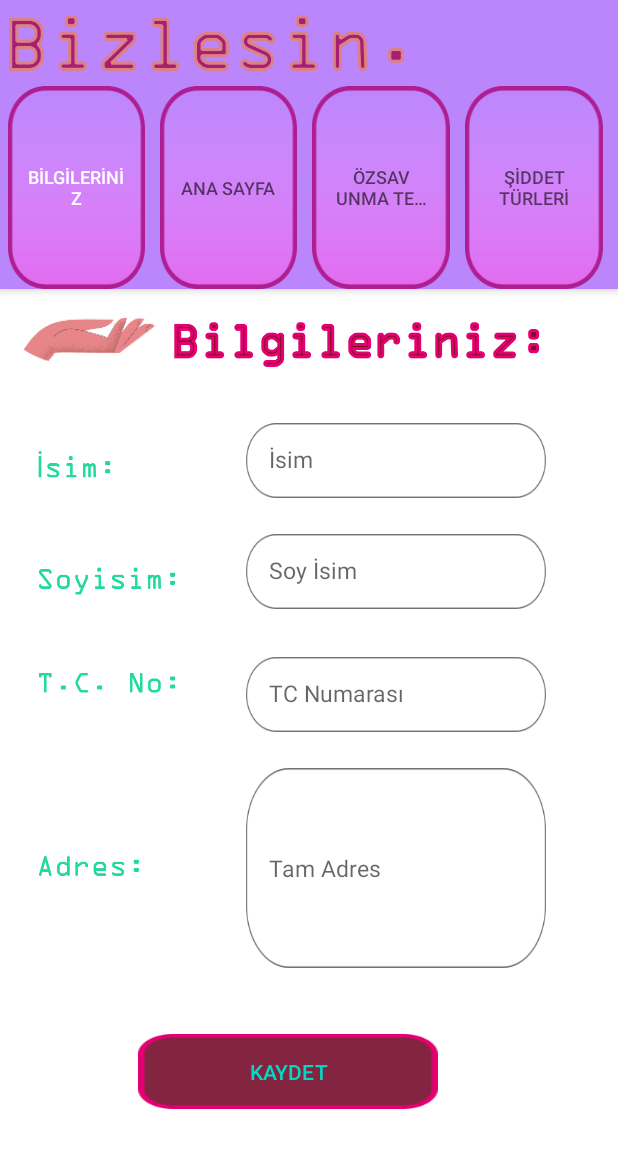
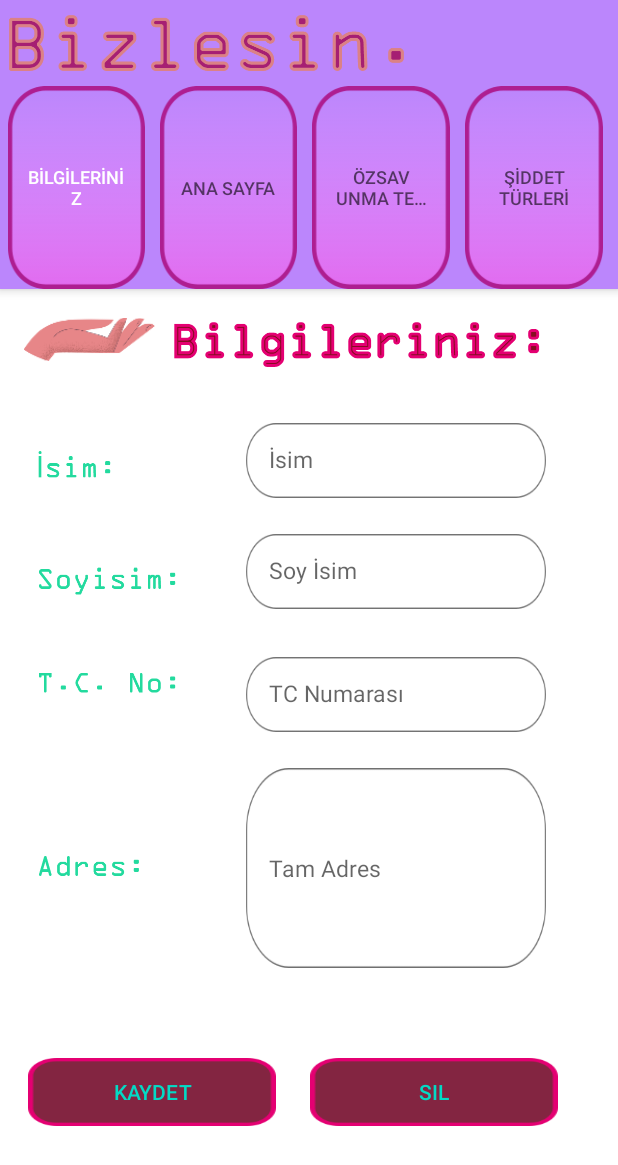
Before and after one commit to oykuyener/WomanSafetyApp, an Android app: the screen it shows after launch (MainActivity), on a phone screen of 412 x 824 dp. Shown: the top 1165 px of the screen. Run offline under Robolectric (Android 15) with nearby library versions, the phone set to English and light mode, and no system bars.

Commit message:
Updates - 2

```diff
--- a/app/src/main/java/com/example/iddetar/FeedReaderDbHelper.java
+++ b/app/src/main/java/com/example/iddetar/FeedReaderDbHelper.java
@@ -47,4 +47,9 @@ public class FeedReaderDbHelper extends SQLiteOpenHelper {
         long result = db.update("kullanici", cv,"ID=" + "1", null);
         return !(result == -1);
     }
+
+    public void deleteAll(){
+        SQLiteDatabase db = this.getWritableDatabase();
+        db.execSQL("delete from kullanici");
+    }
 }
--- a/app/src/main/java/com/example/iddetar/FourthFragment.java
+++ b/app/src/main/java/com/example/iddetar/FourthFragment.java
@@ -24,7 +24,7 @@ import com.google.android.material.tabs.TabLayout;
 public class FourthFragment extends Fragment {
 
     EditText et_name,et_surname,et_tc,et_address;
-    Button bt_register;
+    Button bt_register,bt_delete;
     FeedReaderDbHelper db;
     String name,surname,tc,address,ctname,ctsur,cttc,ctaddress,kontrol;
     int ctid;
@@ -81,10 +81,9 @@ public class FourthFragment extends Fragment {
         et_tc = (EditText) v.findViewById(R.id.et_tc);
         et_address = (EditText) v.findViewById(R.id.et_address);
         bt_register = (Button) v.findViewById(R.id.bt_register);
+        bt_delete = (Button) v.findViewById(R.id.bt_delete);
+
         Cursor cursor = db.viewData();
-
-
-
         if (cursor.moveToFirst()){
             do {
                 // Passing values
@@ -156,6 +155,18 @@ public class FourthFragment extends Fragment {
                 }
             }
         });
+
+        bt_delete.setOnClickListener(new View.OnClickListener() {
+            @Override
+            public void onClick(View v) {
+                db.deleteAll();
+                et_name.setText(null);
+                et_surname.setText(null);
+                et_tc.setText(null);
+                et_address.setText(null);
+            }
+        });
+
         return v;
     }
 }
--- a/app/src/main/res/layout/fragment_fourth.xml
+++ b/app/src/main/res/layout/fragment_fourth.xml
@@ -138,16 +138,29 @@
 
     <androidx.appcompat.widget.AppCompatButton
         android:id="@+id/bt_register"
-        android:layout_width="200dp"
-        android:layout_height="50dp"
-        android:layout_marginTop="44dp"
-        android:layout_marginEnd="120dp"
-        android:layout_marginRight="120dp"
+        android:layout_width="165dp"
+        android:layout_height="45dp"
+        android:layout_marginTop="60dp"
+        android:layout_marginEnd="228dp"
+        android:layout_marginRight="228dp"
         android:background="@drawable/kaydetbtn"
         android:text="Kaydet"
         android:textColor="@color/teal_200"
         app:layout_constraintEnd_toEndOf="parent"
         app:layout_constraintTop_toBottomOf="@+id/et_address" />
 
+    <androidx.appcompat.widget.AppCompatButton
+        android:id="@+id/bt_delete"
+        android:layout_width="165dp"
+        android:layout_height="45dp"
+        android:layout_marginTop="60dp"
+        android:layout_marginEnd="40dp"
+        android:layout_marginRight="40dp"
+        android:background="@drawable/kaydetbtn"
+        android:text="Sil"
+        android:textColor="@color/teal_200"
+        app:layout_constraintEnd_toEndOf="parent"
+        app:layout_constraintTop_toBottomOf="@+id/et_address" />
+
 
 </androidx.constraintlayout.widget.ConstraintLayout>
```
